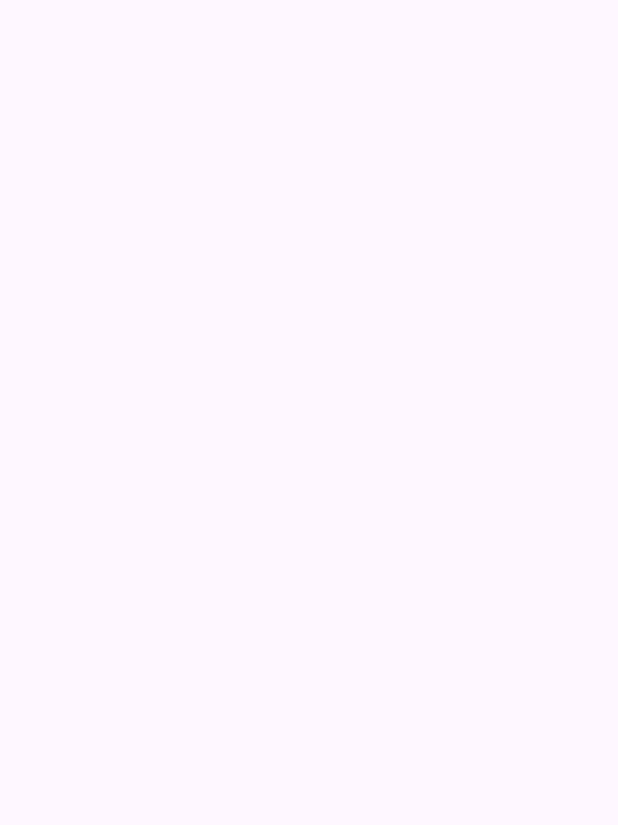
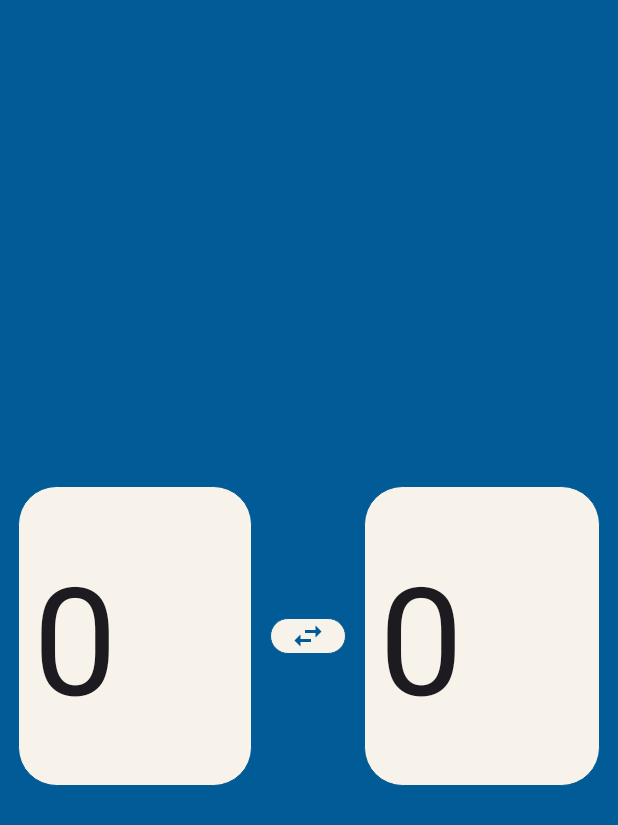
Before and after one commit to styog11/Examen-Menu-SQLite-Android-App, an Android app: the TemperatureActivity screen opened directly, with no data from a screen before it, on a phone screen of 412 x 824 dp. Before the commit the part shown is empty. Shown: the top 825 px of the screen. Run offline under Robolectric (Android 15) with nearby library versions, the phone set to English and light mode, and no system bars.

Commit message:
initialiser CalculatorActivity  et TemperatureActivity

```diff
--- a/app/src/main/java/com/example/examen_menu_sqlite_android_app/CalculatorActivity.java
+++ b/app/src/main/java/com/example/examen_menu_sqlite_android_app/CalculatorActivity.java
@@ -3,12 +3,37 @@ package com.example.examen_menu_sqlite_android_app;
 import androidx.appcompat.app.AppCompatActivity;
 
 import android.os.Bundle;
+import android.view.View;
+import android.widget.Button;
+import android.widget.GridLayout;
+import android.widget.TextView;
 
-public class CalculatorActivity extends AppCompatActivity {
-
+public class CalculatorActivity extends AppCompatActivity implements View.OnClickListener {
+TextView calculatorBoard;
     @Override
     protected void onCreate(Bundle savedInstanceState) {
         super.onCreate(savedInstanceState);
         setContentView(R.layout.activity_calculator);
+        GridLayout pads = findViewById(R.id.pads);
+        calculatorBoard=findViewById(R.id.resultat);
+        for (int i=0 ; i<pads.getChildCount();i++){
+            pads.getChildAt(i).setOnClickListener(this);
+        }
+    }
+
+    @Override
+    public void onClick(View view) {
+        Button button=(Button) view;
+        switch (button.getText().toString()){
+            case "=":
+                // evaluer
+                // ...
+                break;
+            case "AC":
+                calculatorBoard.setText("0");
+                break;
+            default:
+                calculatorBoard.setText(calculatorBoard.getText()+button.getText().toString());
+        }
     }
 }
--- /dev/null
+++ b/app/src/main/res/drawable/baseline_swap_horiz_24.xml
@@ -0,0 +1,5 @@
+<vector android:height="24dp" android:tint="#000000"
+    android:viewportHeight="24" android:viewportWidth="24"
+    android:width="24dp" xmlns:android="http://schemas.android.com/apk/res/android">
+    <path android:fillColor="@android:color/white" android:pathData="M6.99,11L3,15l3.99,4v-3H14v-2H6.99v-3zM21,9l-3.99,-4v3H10v2h7.01v3L21,9z"/>
+</vector>
--- a/app/src/main/res/layout/activity_temperature.xml
+++ b/app/src/main/res/layout/activity_temperature.xml
@@ -5,8 +5,60 @@
     android:layout_width="match_parent"
     android:layout_height="match_parent"
     android:orientation="vertical"
+    android:background="@color/Bleu"
+    android:layout_gravity="center"
+    android:gravity="center"
     tools:context=".TemperatureActivity">
 <LinearLayout
     android:layout_width="match_parent"
-    android:layout_height="wrap_content"/>
+    android:layout_height="wrap_content">
+    <Spinner
+        android:id="@+id/first_degree"
+        android:layout_weight="1"
+        android:layout_width="wrap_content"
+        android:layout_height="wrap_content"
+        android:background="@color/white"
+        android:layout_margin="12dp"/>
+    <Spinner
+        android:id="@+id/second_degree"
+        android:layout_weight="1"
+        android:layout_width="wrap_content"
+        android:background="@color/white"
+        android:layout_height="wrap_content"
+        android:layout_margin="12dp"/>
 </LinearLayout>
+    <LinearLayout
+        android:layout_width="match_parent"
+        android:layout_height="wrap_content">
+        <EditText
+            android:id="@+id/first_input"
+            android:layout_weight="3"
+            android:layout_width="wrap_content"
+            android:layout_height="200dp"
+            android:padding="10dp"
+            android:text="0"
+            android:textSize="100sp"
+            android:background="@drawable/bg_edittext"
+            android:layout_margin="12dp"
+            android:inputType="numberDecimal"/>
+        <ImageView
+            android:layout_width="wrap_content"
+            android:layout_height="wrap_content"
+            android:layout_weight="1"
+            android:layout_gravity="center"
+            android:tint="@color/Bleu"
+            android:background="@drawable/bg_edittext"
+            android:src="@drawable/baseline_swap_horiz_24"/>
+        <EditText
+            android:id="@+id/second_input"
+            android:layout_weight="3"
+            android:layout_width="wrap_content"
+            android:layout_height="200dp"
+            android:padding="10dp"
+            android:text="0"
+            android:textSize="100sp"
+            android:background="@drawable/bg_edittext"
+            android:layout_margin="12dp"
+            android:inputType="numberDecimal"/>
+    </LinearLayout>
+</LinearLayout>
```
